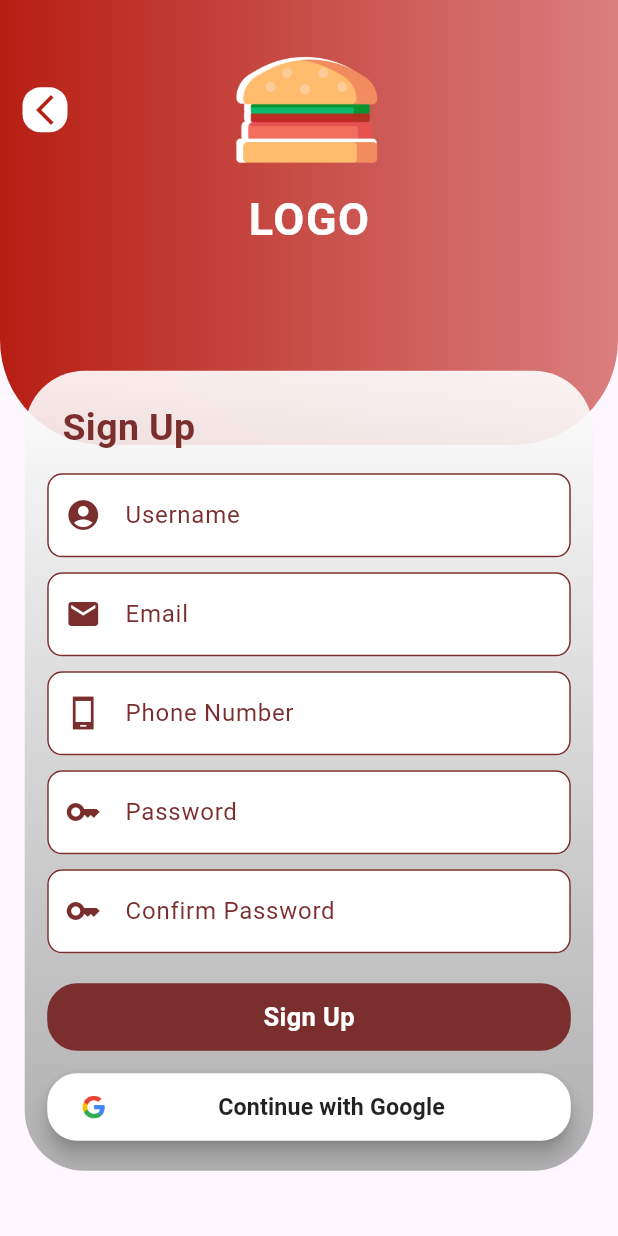
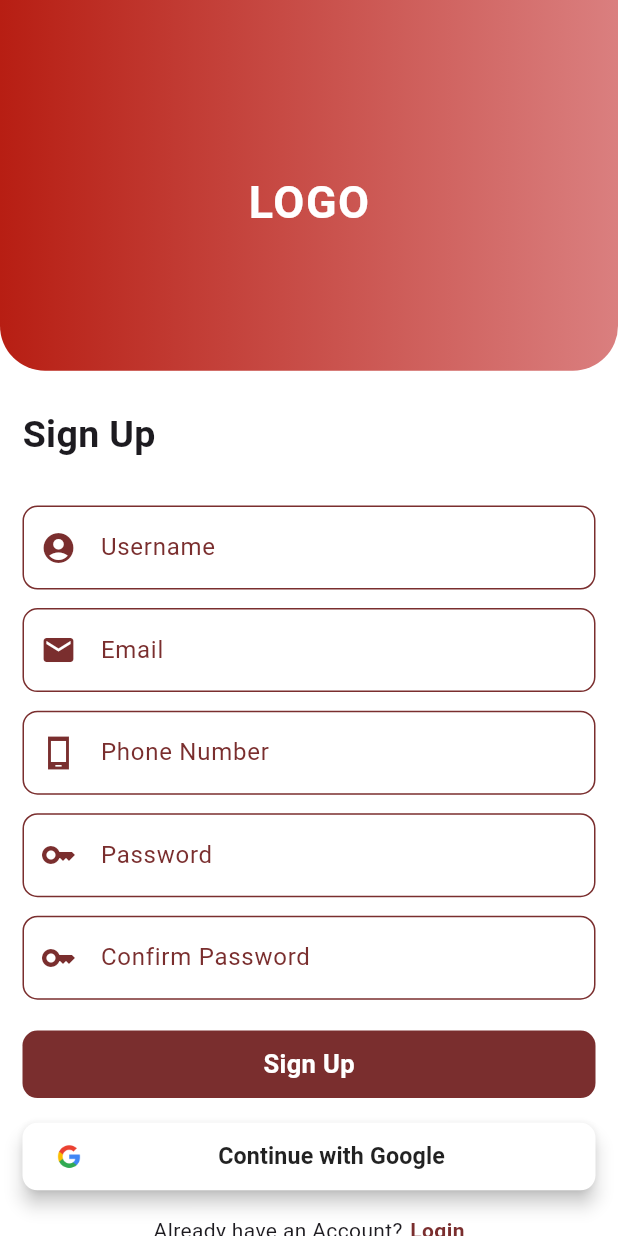
Before and after one commit to MuhammadZaidKamran/Food-Go, a Flutter app: the SignupView screen opened directly, on a phone screen of 412 x 824 dp. Run offline on Flutter 3.47's test engine with Material 3 defaults, Android fonts, the phone set to English and light mode, and no system bars; our stand-ins replace cloud_firestore, curved_navigation_bar, firebase_auth, firebase_core, firebase_database, flutter_local_notifications and 6 more; missing offline and left inert: flutter_stripe; accounts and stored records are empty.

Commit message:
food-go-update-08/02/2025

```diff
--- a/lib/View/LoginView/login_view.dart
+++ b/lib/View/LoginView/login_view.dart
@@ -107,7 +107,7 @@ class LoginView extends StatelessWidget {
                         height(getHeight(context, 0.025)),
                         MyButton(
                           height: 45,
-                          borderRadius: BorderRadius.circular(10),
+                          // borderRadius: BorderRadius.circular(10),
                           onTap: () {
                             if (viewModel.formKey.currentState!.validate()) {
                               viewModel.isLoading = true;
--- a/lib/View/SignupView/signup_view.dart
+++ b/lib/View/SignupView/signup_view.dart
@@ -15,21 +15,22 @@ class SignupView extends StatelessWidget {
         viewModelBuilder: () => SignupViewModel(),
         builder: (context, viewModel, child) {
           return Scaffold(
+            backgroundColor: AppColors.whiteColor,
             body: Form(
               key: viewModel.formKey,
               child: SingleChildScrollView(
                 child: Column(
+                  crossAxisAlignment: CrossAxisAlignment.start,
                   children: [
-                    Stack(children: [
                     Container(
                       padding:
                           const EdgeInsets.only(top: 22, left: 15, right: 15),
-                        height: MediaQuery.of(context).size.height * 0.36,
+                      height: MediaQuery.of(context).size.height * 0.3,
                       width: MediaQuery.of(context).size.width,
                       decoration: BoxDecoration(
                           borderRadius: const BorderRadius.only(
-                                bottomLeft: Radius.circular(70),
-                                bottomRight: Radius.circular(70)),
+                              bottomLeft: Radius.circular(30),
+                              bottomRight: Radius.circular(30)),
                           gradient: LinearGradient(
                               begin: Alignment.centerLeft,
                               end: Alignment.centerRight,
@@ -37,48 +38,8 @@ class SignupView extends StatelessWidget {
                                 AppColors.mainTheme,
                                 const Color.fromARGB(255, 218, 127, 127)
                               ])),
-                        child: Column(
-                          children: [
-                            Row(
-                              // crossAxisAlignment: CrossAxisAlignment.start,
-                              // mainAxisSize: MainAxisSize.max,
-                              mainAxisAlignment: MainAxisAlignment.start,
-                              children: [
-                                Align(
-                                  alignment: Alignment.topLeft,
-                                  child: InkWell(
-                                    onTap: () {
-                                      Navigator.pop(context);
-                                    },
-                                    child: Container(
-                                        padding: const EdgeInsets.all(3),
-                                        decoration: BoxDecoration(
-                                            borderRadius:
-                                                BorderRadius.circular(12),
-                                            color: Colors.white),
-                                        child: Icon(
-                                          Icons.arrow_back_ios_new,
-                                          color: AppColors.mainTheme,
-                                        )),
-                                  ),
-                                ),
-                                // width(MediaQuery.of(context).size.width * 0.23),
-                                Expanded(
-                                  child: Center(
-                                    child: Image.asset(
-                                      "assets/images/burger-icon.webp",
-                                      scale: 5,
-                                    ),
-                                  ),
-                                ),
-                                width(MediaQuery.of(context).size.width * 0.08),
-                                // SizedBox(
-                                //   height: 5,
-                                // ),
-                                //
-                              ],
-                            ),
-                            const Text(
+                      child: const Center(
+                        child: Text(
                           "LOGO",
                           style: TextStyle(
                               letterSpacing: 1,
@@ -86,45 +47,21 @@ class SignupView extends StatelessWidget {
                               fontWeight: FontWeight.bold,
                               color: Colors.white),
                         ),
-                          ],
                       ),
                     ),
-                      Center(
-                        child: Container(
-                          padding: const EdgeInsets.symmetric(
-                              horizontal: 15, vertical: 20),
-                          margin: EdgeInsets.only(
-                              top: MediaQuery.of(context).size.height * 0.3),
-                          //height: 350,
-                          width: MediaQuery.of(context).size.width * 0.92,
-                          decoration: BoxDecoration(
-                              borderRadius: BorderRadius.circular(40),
-                              gradient: const LinearGradient(
-                                  begin: Alignment.bottomCenter,
-                                  end: Alignment.topCenter,
-                                  colors: [
-                                    Color.fromARGB(205, 158, 158, 158),
-                                    Color.fromARGB(231, 255, 255, 255)
-                                    // const Color.fromARGB(255, 0, 0, 0),
-                                    // const Color.fromARGB(255, 255, 255, 255),
-                                    // const Color.fromARGB(255, 0, 0, 0)
-                                  ])),
+                    Padding(
+                      padding: myPadding(),
                       child: Column(
+                        crossAxisAlignment: CrossAxisAlignment.start,
                         children: [
-                              Padding(
-                                padding: const EdgeInsets.only(left: 10),
-                                child: Align(
-                                  alignment: Alignment.topLeft,
-                                  child: Text(
+                          const Text(
                             "Sign Up",
                             style: TextStyle(
                               fontSize: 25,
                               fontWeight: FontWeight.bold,
-                                        color: AppColors.darkMainTheme),
                             ),
                           ),
-                              ),
-                              height(getHeight(context, 0.015)),
+                          height(getHeight(context, 0.035)),
                           MyTextField(
                             controller: viewModel.userController_1,
                             label: "Username",
@@ -137,9 +74,7 @@ class SignupView extends StatelessWidget {
                               return null;
                             },
                           ),
-                              const SizedBox(
-                                height: 10,
-                              ),
+                          height(getHeight(context, 0.015)),
                           MyTextField(
                             label: "Email",
                             prefixIcon: const Icon(Icons.mail),
@@ -154,13 +89,10 @@ class SignupView extends StatelessWidget {
                               return null;
                             },
                           ),
-                              const SizedBox(
-                                height: 10,
-                              ),
+                          height(getHeight(context, 0.015)),
                           MyTextField(
                             label: "Phone Number",
-                                prefixIcon:
-                                    const Icon(Icons.phone_android_sharp),
+                            prefixIcon: const Icon(Icons.phone_android_sharp),
                             prefixIconColor: AppColors.darkMainTheme,
                             controller: viewModel.phoneController_1,
                             validator: (value) {
@@ -170,9 +102,7 @@ class SignupView extends StatelessWidget {
                               return null;
                             },
                           ),
-                              const SizedBox(
-                                height: 10,
-                              ),
+                          height(getHeight(context, 0.015)),
                           MyTextField(
                             label: "Password",
                             obscureText: true,
@@ -188,16 +118,13 @@ class SignupView extends StatelessWidget {
                               return null;
                             },
                           ),
-                              const SizedBox(
-                                height: 10,
-                              ),
+                          height(getHeight(context, 0.015)),
                           MyTextField(
                             label: "Confirm Password",
                             obscureText: true,
                             prefixIcon: const Icon(Icons.key),
                             prefixIconColor: AppColors.darkMainTheme,
-                                controller:
-                                    viewModel.confirmPasswordController_1,
+                            controller: viewModel.confirmPasswordController_1,
                             validator: (value) {
                               if (value!.isEmpty) {
                                 return "PLease enter confirm password";
@@ -208,11 +135,9 @@ class SignupView extends StatelessWidget {
                               return null;
                             },
                           ),
-                              const SizedBox(
-                                height: 20,
-                              ),
+                          height(getHeight(context, 0.025)),
                           MyButton(
-                                  borderRadius: BorderRadius.circular(20),
+                              // borderRadius: BorderRadius.circular(20),
                               height: 45,
                               onTap: () {
                                 if (viewModel.formKey.currentState!
@@ -230,11 +155,10 @@ class SignupView extends StatelessWidget {
                                           password: viewModel
                                               .passwordController_1.text
                                               .trim(),
-                                              phoneNumber: viewModel
-                                                  .phoneController_1.text,
+                                          phoneNumber:
+                                              viewModel.phoneController_1.text,
                                           confirmPassword: viewModel
-                                                  .confirmPasswordController_1
-                                                  .text,
+                                              .confirmPasswordController_1.text,
                                           context: context)
                                       .then((value) {
                                     viewModel.isLoading = false;
@@ -244,16 +168,13 @@ class SignupView extends StatelessWidget {
                               },
                               isLoading: viewModel.isLoading,
                               label: "Sign Up"),
-                              const SizedBox(
-                                height: 15,
-                              ),
+                          height(getHeight(context, 0.02)),
                           SizedBox(
                             height: 45,
                             width: MediaQuery.of(context).size.width,
                             child: MaterialButton(
                                 shape: RoundedRectangleBorder(
-                                        borderRadius:
-                                            BorderRadius.circular(20)),
+                                    borderRadius: BorderRadius.circular(10)),
                                 color: Colors.white,
                                 elevation: 5,
                                 onPressed: () {},
@@ -264,12 +185,6 @@ class SignupView extends StatelessWidget {
                                       width: 30,
                                       height: 30,
                                     ),
-                                        // SizedBox(
-                                        //   width: MediaQuery.of(context)
-                                        //           .size
-                                        //           .width *
-                                        //       0.11,
-                                        // ),
                                     const Expanded(
                                       child: Center(
                                         child: Text(
@@ -283,11 +198,30 @@ class SignupView extends StatelessWidget {
                                   ],
                                 )),
                           ),
+                          height(getHeight(context, 0.02)),
+                          Row(
+                            mainAxisAlignment: MainAxisAlignment.center,
+                            children: [
+                              const Text("Already have an Account?"),
+                              const SizedBox(
+                                width: 5,
+                              ),
+                              InkWell(
+                                onTap: () {
+                                  Navigator.pop(context);
+                                },
+                                child: Text(
+                                  "Login",
+                                  style: TextStyle(
+                                      color: AppColors.darkMainTheme,
+                                      fontWeight: FontWeight.bold),
+                                ),
+                              ),
+                            ],
+                          ),
                         ],
                       ),
                     ),
-                      ),
-                    ]),
                   ],
                 ),
               ),
@@ -296,3 +230,61 @@ class SignupView extends StatelessWidget {
         });
   }
 }
+
+
+// Center(
+//                       child: Container(
+//                         padding: const EdgeInsets.symmetric(
+//                             horizontal: 15, vertical: 20),
+//                         margin: EdgeInsets.only(
+//                             top: MediaQuery.of(context).size.height * 0.3),
+//                         //height: 350,
+//                         width: MediaQuery.of(context).size.width * 0.92,
+//                         decoration: BoxDecoration(
+//                             borderRadius: BorderRadius.circular(40),
+//                             gradient: const LinearGradient(
+//                                 begin: Alignment.bottomCenter,
+//                                 end: Alignment.topCenter,
+//                                 colors: [
+//                                   Color.fromARGB(205, 158, 158, 158),
+//                                   Color.fromARGB(231, 255, 255, 255)
+//                                   // const Color.fromARGB(255, 0, 0, 0),
+//                                   // const Color.fromARGB(255, 255, 255, 255),
+//                                   // const Color.fromARGB(255, 0, 0, 0)
+//                                 ])),
+//                         child: Column(
+//                           children: [
+//                             Padding(
+//                               padding: const EdgeInsets.only(left: 10),
+//                               child: Align(
+//                                 alignment: Alignment.topLeft,
+//                                 child: Text(
+//                                   "Sign Up",
+//                                   style: TextStyle(
+//                                       fontSize: 25,
+//                                       fontWeight: FontWeight.bold,
+//                                       color: AppColors.darkMainTheme),
+//                                 ),
+//                               ),
+//                             ),
+//
+//                             const SizedBox(
+//                               height: 10,
+//                             ),
+
+//                             const SizedBox(
+//                               height: 10,
+//                             ),
+
+//                             const SizedBox(
+//                               height: 10,
+//                             ),
+
+//                             const SizedBox(
+//                               height: 20,
+//                             ),
+
+//                           ],
+//                         ),
+//                       ),
+//                     ),
--- a/lib/main.dart
+++ b/lib/main.dart
@@ -1,7 +1,7 @@
 import 'package:firebase_core/firebase_core.dart';
 import 'package:flutter/material.dart';
 import 'package:flutter_stripe/flutter_stripe.dart';
-import 'package:food_go/View/SplashView/splash_view.dart';
+import 'package:food_go/View/LoginView/login_view.dart';
 import 'package:food_go/firebase_options.dart';
 import 'package:food_go/utils/Global/flutter_notification_service.dart';
 import 'package:food_go/utils/Global/stripe_keys.dart';
@@ -21,7 +21,8 @@ class MyApp extends StatelessWidget {
   Widget build(BuildContext context) {
     return const MaterialApp(
       debugShowCheckedModeBanner: false,
-      home: SplashView(),
+      home: LoginView(),
+      // SplashView(),
     );
   }
 }
--- a/lib/utils/Widgets/MyButton/my_button.dart
+++ b/lib/utils/Widgets/MyButton/my_button.dart
@@ -10,7 +10,8 @@ class MyButton extends StatelessWidget {
       this.width,
       required this.onTap,
       required this.label,
-      this.isLoading = false, this.borderRadius});
+      this.isLoading = false,
+      this.borderRadius});
   final double? height;
   final double? width;
   final String label;
@@ -26,7 +27,7 @@ class MyButton extends StatelessWidget {
         height: height ?? 50,
         width: width ?? getWidth(context, 1),
         decoration: BoxDecoration(
-            borderRadius: borderRadius ?? BorderRadius.circular(15),
+            borderRadius: borderRadius ?? BorderRadius.circular(10),
             color: AppColors.darkMainTheme),
         child: Center(
           child: isLoading
```
Lines whose indentation alone changed are shown as unchanged.
